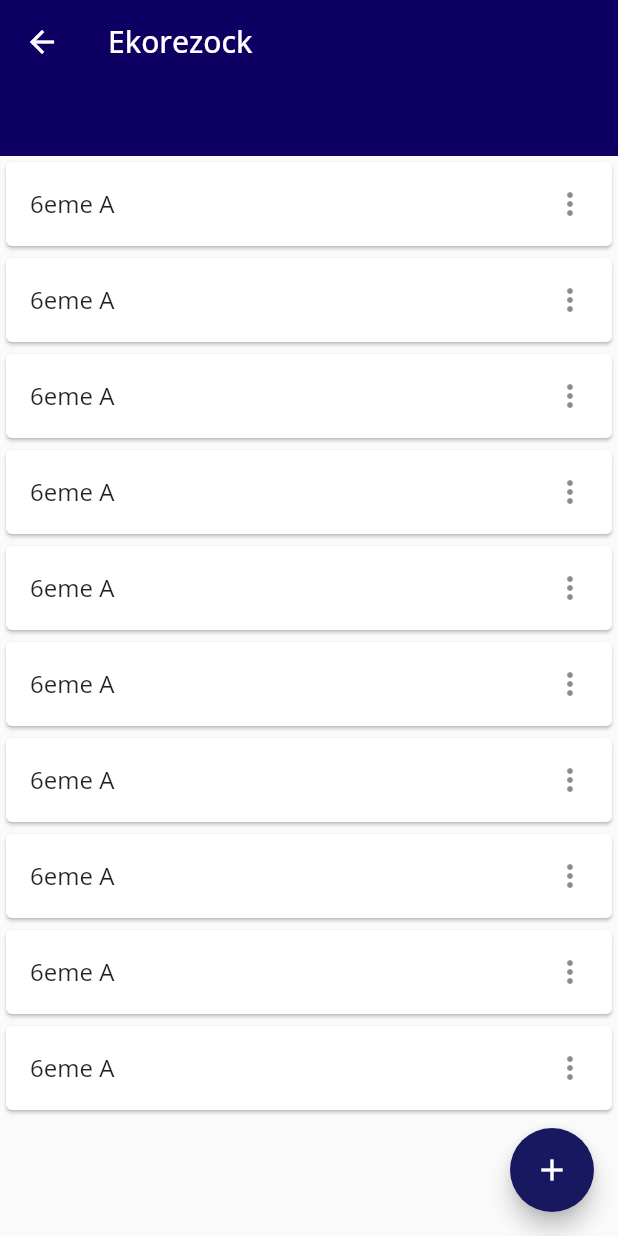
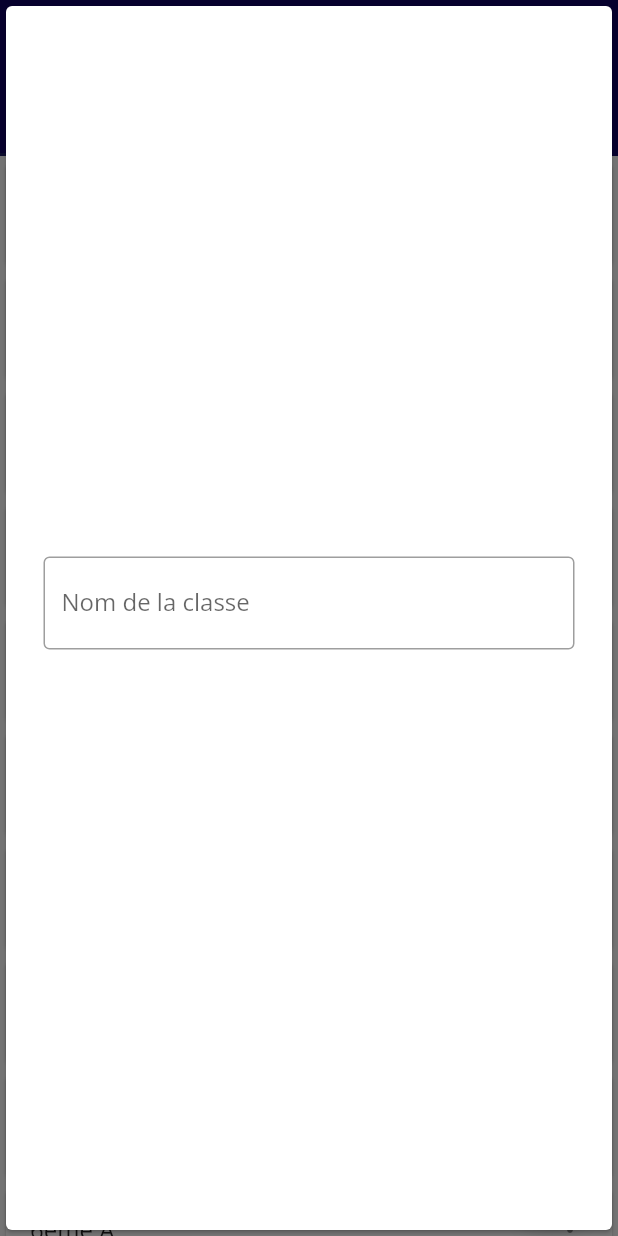
Before and after one commit to baimamboukar/heldis, a Flutter app: the SchoolHome screen opened by its route, after a tap on the "add" icon, on a phone screen of 412 x 824 dp. Run offline on Flutter 3.47's test engine with Material 2 defaults, Android fonts, the phone set to English and light mode, and no system bars; our stand-ins replace firebase_core, flutter_riverpod, google_fonts, grouped_list, line_icons; accounts and stored records are empty.

Commit message:
design done

```diff
--- a/lib/screens/school_home.dart
+++ b/lib/screens/school_home.dart
@@ -1,5 +1,6 @@
 import 'package:flutter/material.dart';
 import 'package:heldis/utils/utils.dart';
+import 'package:heldis/widgets/input.dart';
 
 class SchoolHome extends StatelessWidget {
   const SchoolHome({Key? key}) : super(key: key);
@@ -13,12 +14,12 @@ class SchoolHome extends StatelessWidget {
         appBar: AppBar(
           elevation: 0.0,
           title: const Text("Ekorezock"),
-          bottom: TabBar(
-              indicatorPadding: const EdgeInsets.all(10.0),
-              indicatorColor: Palette.success,
+          bottom: const TabBar(
               enableFeedback: true,
-              physics: const BouncingScrollPhysics(),
-              tabs: const [
+              labelPadding: EdgeInsets.all(8.0),
+              isScrollable: false,
+              physics: BouncingScrollPhysics(),
+              tabs: [
                 Text("Classes"),
                 Text("Enseignants"),
                 Text("Eleves"),
@@ -29,9 +30,12 @@ class SchoolHome extends StatelessWidget {
             itemCount: 10,
             itemBuilder: (BuildContext context, int index) {
               return const Card(
-                child: ListTile(
-                  title: Text("6eme A"),
-                  trailing: Icon(Icons.more_vert),
+                child: SizedBox(
+                  height: 68.0,
+                  child: ListTile(
+                    title: Text("6eme A"),
+                    trailing: Icon(Icons.more_vert),
+                  ),
                 ),
               );
             },
@@ -41,7 +45,8 @@ class SchoolHome extends StatelessWidget {
             itemBuilder: (BuildContext context, int index) {
               return const Card(
                 child: ListTile(
-                  title: Text("6eme A"),
+                  title: Text("M. EYEBE Marcelin"),
+                  subtitle: Text("Francais: Tle C, 1ere All"),
                   trailing: Icon(Icons.more_vert),
                 ),
               );
@@ -50,10 +55,16 @@ class SchoolHome extends StatelessWidget {
           ListView.builder(
             itemCount: 10,
             itemBuilder: (BuildContext context, int index) {
-              return const Card(
+              return Card(
                 child: ListTile(
-                  title: Text("6eme A"),
-                  trailing: Icon(Icons.more_vert),
+                  title: const Text("6eme A"),
+                  trailing: Container(
+                      child: const Center(
+                        child: Text("72"),
+                      ),
+                      height: 40.0,
+                      width: 40.0,
+                      color: const Color(0xFF21C507)),
                 ),
               );
             },
@@ -61,7 +72,18 @@ class SchoolHome extends StatelessWidget {
         ]),
         floatingActionButton: FloatingActionButton(
           child: const Icon(Icons.add),
-          onPressed: () {},
+          onPressed: () {
+            showDialog(
+                useRootNavigator: false,
+                context: context,
+                builder: (context) {
+                  return const Card(
+                    child: Center(
+                      child: Input(label: "Nom de la classe", hint: "classe"),
+                    ),
+                  );
+                });
+          },
         ),
       ),
     );
```
